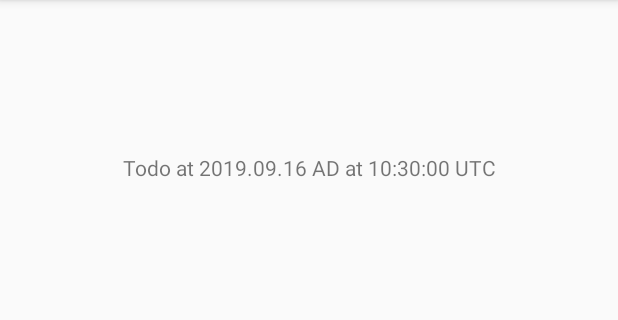
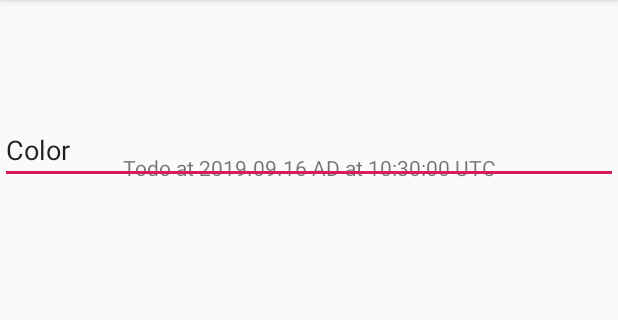
Before and after one commit to maehoad/WeekThreeAndroidDev, an Android app: the screen it shows after launch (MainActivity), on a phone screen of 412 x 824 dp, the part 84-404 px from its top. Run offline under Robolectric (Android 15) with nearby library versions, the phone set to English and light mode, and no system bars.

Commit message:
initial commit

```diff
--- a/app/src/main/java/com/example/androiddevweekthree/MainActivity.java
+++ b/app/src/main/java/com/example/androiddevweekthree/MainActivity.java
@@ -1,10 +1,15 @@
 package com.example.androiddevweekthree;
 
+//package com.example.sweetlogic.inputtextbox;
+
 import android.os.Bundle;
+import android.view.KeyEvent;
+import android.view.View;
+import android.widget.EditText;
 import android.widget.TextView;
 import android.widget.Toast;
+import android.view.View.OnKeyListener;
 
-import androidx.appcompat.app.AppCompatActivity;
 
 import java.io.BufferedReader;
 import java.io.File;
@@ -14,18 +19,27 @@ import java.io.OutputStreamWriter;
 import java.text.SimpleDateFormat;
 import java.util.Date;
 
+import androidx.appcompat.app.AppCompatActivity;
+
 public class MainActivity extends AppCompatActivity {
+
+    private EditText textInput;
+
 
     @Override
     protected void onCreate(Bundle savedInstanceState) {
         super.onCreate(savedInstanceState);
         setContentView(R.layout.activity_main);
+
+//        addButtonListener();
+
     }
 
     @Override
     protected void onResume() {
         super.onResume();
         TextView tvId = (TextView) findViewById(R.id.title_view);
+        textInput = (EditText) findViewById(R.id.textInput);
 
         //Get the date and time
         SimpleDateFormat sdf = new SimpleDateFormat("yyyy.MM.dd G 'at' HH:mm:ss z");
@@ -34,6 +48,21 @@ public class MainActivity extends AppCompatActivity {
         //Set view/text
         tvId.setText( "Todo at "+ currentDateandTime.toString());
     }
+    public boolean onKey(View v, int keyCode, KeyEvent event) {
+
+        // if the user press space button, display a toast message
+        if ((keyCode == KeyEvent.KEYCODE_SPACE)) {
+
+            // display a floating message
+            Toast.makeText(MainActivity.this, "Cannot have space in input text!", Toast.LENGTH_LONG).show();
+            return true;
+        }
+        return false;
+    }
+
+
+
+
 
     @Override
     protected void onRestart() {
--- a/app/src/main/res/layout/activity_main.xml
+++ b/app/src/main/res/layout/activity_main.xml
@@ -17,4 +17,19 @@
         app:layout_constraintTop_toTopOf="parent"
         app:layout_constraintVertical_bias="0.136" />
 
+    <EditText
+        android:id="@+id/textInput"
+        android:layout_height="wrap_content"
+        android:layout_width="match_parent"
+        android:inputType="text"
+        android:text="Color"
+        android:visibility="visible"
+        app:layout_constraintBottom_toBottomOf="parent"
+        app:layout_constraintLeft_toLeftOf="parent"
+        app:layout_constraintRight_toRightOf="parent"
+        app:layout_constraintTop_toTopOf="parent"
+        app:layout_constraintVertical_bias="0.107"/>
+
+
+
 </androidx.constraintlayout.widget.ConstraintLayout>
```
